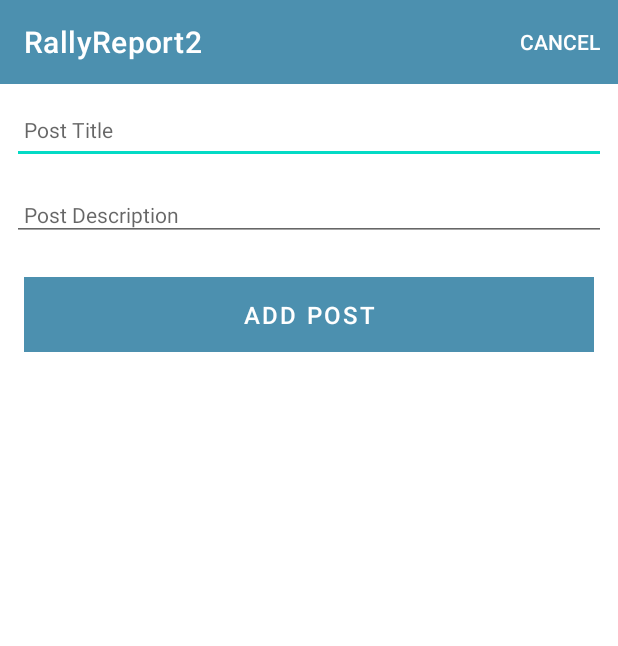
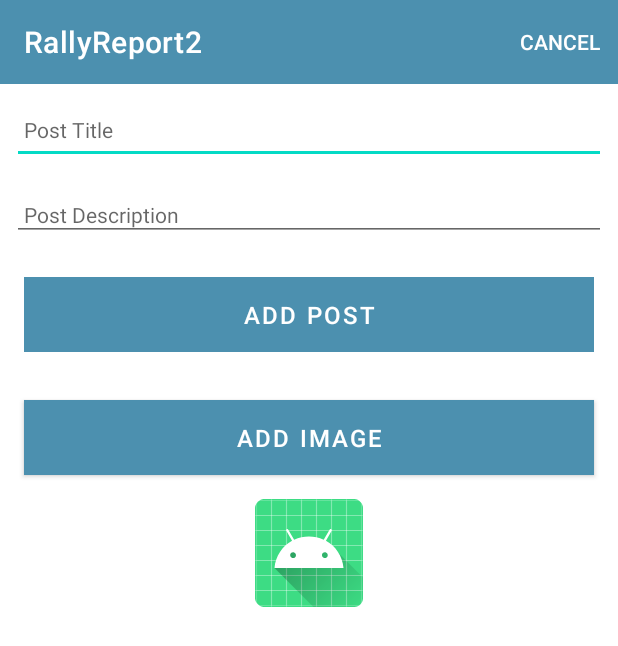
Before and after one commit to Patryk-Stefanski/Rally-Report-Android, an Android app: the PostActivity screen opened directly, with no data from a screen before it, on a phone screen of 412 x 824 dp. Shown: the top 646 px of the screen. Run offline under Robolectric (Android 15) with nearby library versions, the phone set to English and light mode, and no system bars; our stand-ins replace Picasso, Timber; 1 statement that could not run was skipped.

Commit message:
Exercises for A05-Lab

```diff
--- a/app/build.gradle
+++ b/app/build.gradle
@@ -38,7 +38,7 @@ android {
 }
 
 dependencies {
-
+    implementation 'com.squareup.picasso:picasso:2.71828'
     implementation 'androidx.core:core-ktx:1.7.0'
     implementation 'androidx.appcompat:appcompat:1.5.1'
     implementation 'com.google.android.material:material:1.7.0'
--- a/app/src/main/java/wit/pstefans/rallyreport2/activities/PostActivity.kt
+++ b/app/src/main/java/wit/pstefans/rallyreport2/activities/PostActivity.kt
@@ -1,14 +1,18 @@
 package wit.pstefans.rallyreport2.activities
 
+import android.content.Intent
 import androidx.appcompat.app.AppCompatActivity
 import android.os.Bundle
 import android.view.Menu
 import android.view.MenuItem
+import androidx.activity.result.ActivityResultLauncher
+import androidx.activity.result.contract.ActivityResultContracts
 import com.google.android.material.snackbar.Snackbar
-import timber.log.Timber
+import com.squareup.picasso.Picasso
 import timber.log.Timber.i
 import wit.pstefans.rallyreport2.R
 import wit.pstefans.rallyreport2.databinding.ActivityPostBinding
+import wit.pstefans.rallyreport2.helpers.showImagePicker
 import wit.pstefans.rallyreport2.main.MainApp
 import wit.pstefans.rallyreport2.models.PostModel
 
@@ -16,11 +20,14 @@ class PostActivity : AppCompatActivity() {
 
     private lateinit var binding: ActivityPostBinding
     var post = PostModel()
-    var edit = false
-    lateinit var app : MainApp
+    lateinit var app: MainApp
+    private lateinit var imageIntentLauncher: ActivityResultLauncher<Intent>
 
     override fun onCreate(savedInstanceState: Bundle?) {
         super.onCreate(savedInstanceState)
+
+        var edit = false
+
         binding = ActivityPostBinding.inflate(layoutInflater)
         setContentView(binding.root)
 
@@ -31,18 +38,23 @@ class PostActivity : AppCompatActivity() {
         i("Post Activity started...")
 
         if (intent.hasExtra("post-edit")) {
-            edit=true
+            edit = true
             post = intent.extras?.getParcelable("post-edit")!!
             binding.postTitle.setText(post.title)
             binding.description.setText(post.description)
             binding.btnAdd.setText(R.string.save_post)
+            Picasso.get()
+                .load(post.image)
+                .into(binding.postImage)
+
+            binding.chooseImage.setText(R.string.change_post_image)
         }
 
         binding.btnAdd.setOnClickListener() {
             post.title = binding.postTitle.text.toString()
             post.description = binding.description.text.toString()
             if (post.title.isEmpty()) {
-                Snackbar.make(it,R.string.enter_post_title, Snackbar.LENGTH_LONG)
+                Snackbar.make(it, R.string.enter_post_title, Snackbar.LENGTH_LONG)
                     .show()
             } else {
                 if (edit) {
@@ -51,9 +63,16 @@ class PostActivity : AppCompatActivity() {
                     app.posts.create(post.copy())
                 }
             }
+            i("add Button Pressed: $post")
             setResult(RESULT_OK)
             finish()
         }
+
+        binding.chooseImage.setOnClickListener {
+            showImagePicker(imageIntentLauncher)
+        }
+
+        registerImagePickerCallback()
     }
 
     override fun onCreateOptionsMenu(menu: Menu): Boolean {
@@ -69,4 +88,26 @@ class PostActivity : AppCompatActivity() {
         }
         return super.onOptionsItemSelected(item)
     }
+
+    private fun registerImagePickerCallback() {
+        imageIntentLauncher =
+            registerForActivityResult(ActivityResultContracts.StartActivityForResult())
+            { result ->
+                when (result.resultCode) {
+                    RESULT_OK -> {
+                        if (result.data != null) {
+                            i("Got Result ${result.data!!.data}")
+                            post.image = result.data!!.data!!
+                            Picasso.get()
+                                .load(post.image)
+                                .into(binding.postImage)
+
+                            binding.chooseImage.setText(R.string.change_post_image)
+                        }
+                    }
+                    RESULT_CANCELED -> {}
+                    else -> {}
+                }
+            }
+    }
 }
--- a/app/src/main/java/wit/pstefans/rallyreport2/models/PostModel.kt
+++ b/app/src/main/java/wit/pstefans/rallyreport2/models/PostModel.kt
@@ -1,9 +1,11 @@
 package wit.pstefans.rallyreport2.models
 
+import android.net.Uri
 import android.os.Parcelable
 import kotlinx.parcelize.Parcelize
 
 @Parcelize
 data class PostModel(var id: Long = 0,
-                     var title:String = "" ,
-                     var description: String = "") : Parcelable
+                     var title:String = "",
+                     var description: String = "",
+                     var image: Uri = Uri.EMPTY,): Parcelable
--- a/app/src/main/res/layout/activity_post.xml
+++ b/app/src/main/res/layout/activity_post.xml
@@ -79,6 +79,25 @@
                     android:text="@string/button_addPost"
                     android:textColor="@color/colorPrimary"
                     android:textSize="16sp" />
+
+                <Button
+                    android:id="@+id/chooseImage"
+                    android:layout_width="match_parent"
+                    android:layout_height="wrap_content"
+                    android:layout_margin="16dp"
+                    android:background="@color/colorAccent"
+                    android:paddingBottom="8dp"
+                    android:paddingTop="8dp"
+                    android:text="@string/button_addImage"
+                    android:textColor="@color/colorPrimary"
+                    android:textSize="16sp"/>
+
+                <ImageView
+                    android:id="@+id/postImage"
+                    android:layout_width="match_parent"
+                    android:layout_height="wrap_content"
+                    app:srcCompat="@mipmap/ic_launcher"/>
+
             </LinearLayout>
         </ScrollView>
 
--- a/app/src/main/res/values/strings.xml
+++ b/app/src/main/res/values/strings.xml
@@ -7,4 +7,7 @@
     <string name="menu_cancelPost">Cancel</string>
     <string name="enter_post_title"> Please enter a Post Title </string>
     <string name="save_post"> Save post </string>
+    <string name="button_addImage"> Add Image </string>
+    <string name="select_post_image">Select post image</string>
+    <string name="change_post_image">Change post image</string>
 </resources>
```
Also changed, not shown: app/src/main/java/wit/pstefans/rallyreport2/adapters/PostAdapter.kt (+7 -3 lines), app/src/main/java/wit/pstefans/rallyreport2/helpers/ImageHelpers.kt (added, +12 -0 lines), app/src/main/java/wit/pstefans/rallyreport2/models/PostMemStore.kt (+5 -4 lines), app/src/main/res/layout/card_post.xml (+28 -4 lines).
